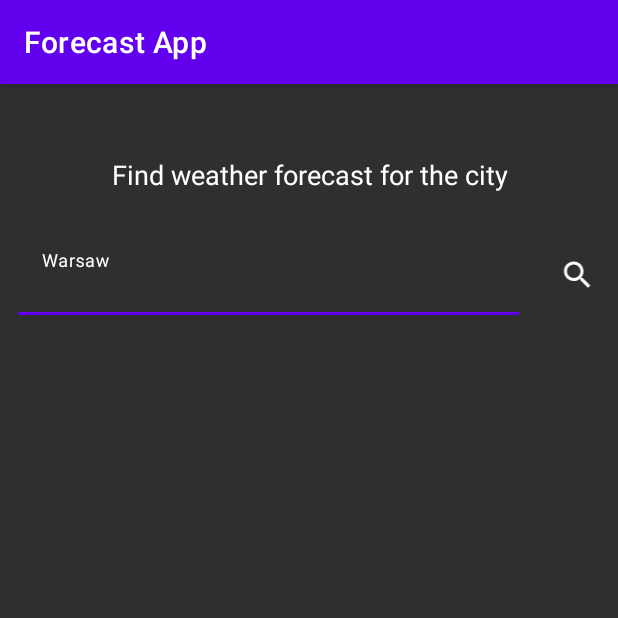
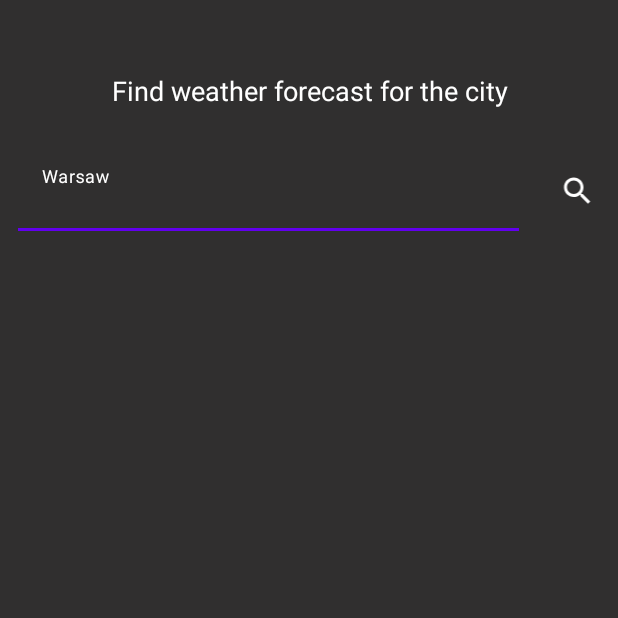
Before and after one commit to Mateusz-Chmielewski/Forecast-App, an Android app: the screen it shows after launch (MainActivity), on a phone screen of 412 x 824 dp, the top half of it. Run offline under Robolectric (Android 15) with nearby library versions, the phone set to English and light mode, and no system bars.

Commit message:
Remove Action Bar

```diff
--- a/app/src/main/res/values-night/themes.xml
+++ b/app/src/main/res/values-night/themes.xml
@@ -1,6 +1,6 @@
 <resources xmlns:tools="http://schemas.android.com/tools">
     <!-- Base application theme. -->
-    <style name="Theme.ForecastApp" parent="Theme.MaterialComponents.DayNight.DarkActionBar">
+    <style name="Theme.ForecastApp" parent="Theme.MaterialComponents.DayNight.NoActionBar">
         <!-- Primary brand color. -->
         <item name="colorPrimary">@color/purple_200</item>
         <item name="colorPrimaryVariant">@color/purple_700</item>
--- a/app/src/main/res/values/themes.xml
+++ b/app/src/main/res/values/themes.xml
@@ -1,6 +1,6 @@
 <resources xmlns:tools="http://schemas.android.com/tools">
     <!-- Base application theme. -->
-    <style name="Theme.ForecastApp" parent="Theme.MaterialComponents.DayNight.DarkActionBar">
+    <style name="Theme.ForecastApp" parent="Theme.MaterialComponents.DayNight.NoActionBar">
         <!-- Primary brand color. -->
         <item name="colorPrimary">@color/purple_500</item>
         <item name="colorPrimaryVariant">@color/purple_700</item>
```
